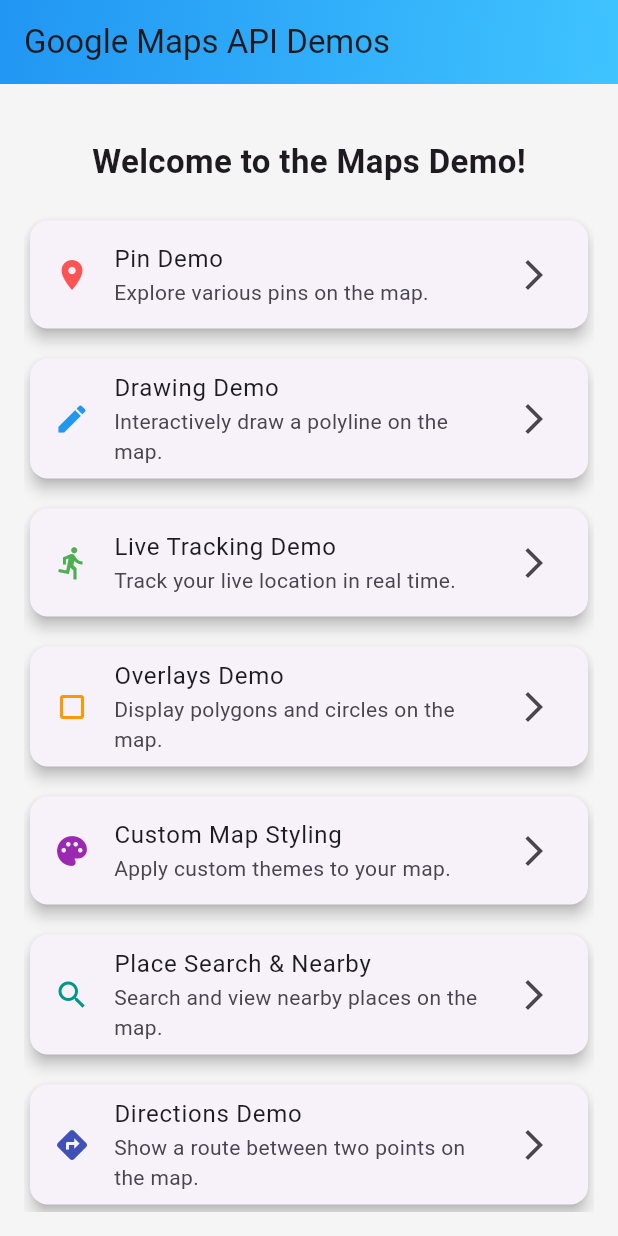
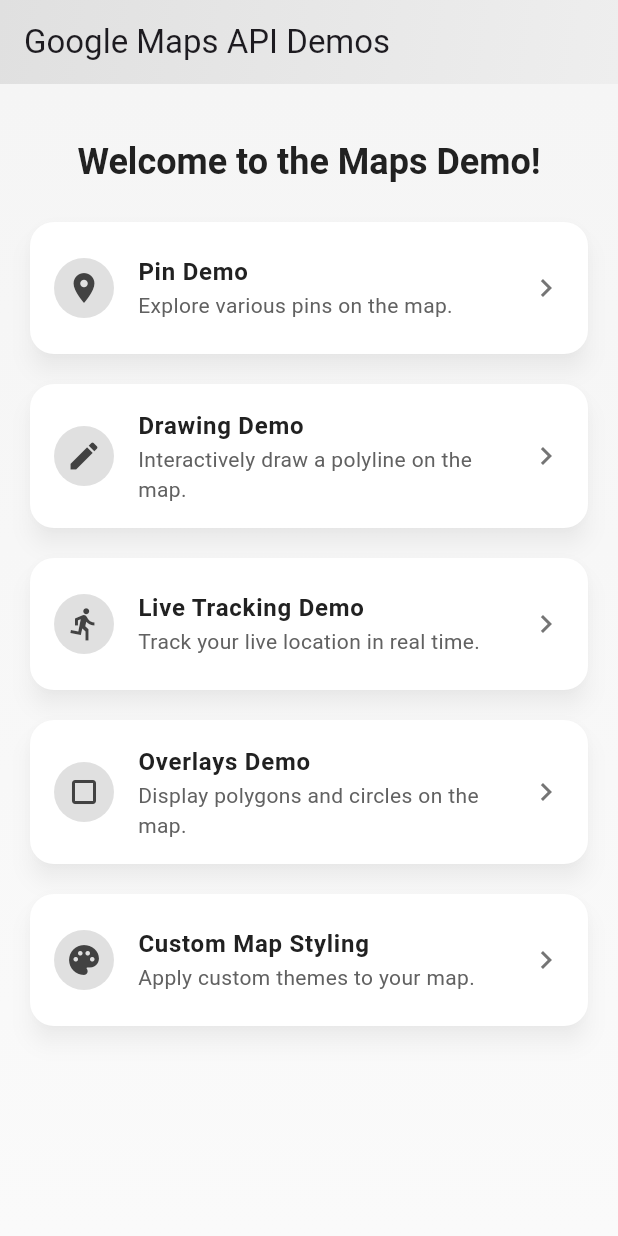
Before and after one commit to Raion-App-Programmer/WIAP-2-Flutter, a Flutter app: the screen it shows after launch, on a phone screen of 412 x 824 dp. Run offline on Flutter 3.47's test engine with Material 3 defaults, Android fonts, the phone set to English and light mode, and no system bars; our stand-ins replace flutter_dotenv, geolocator, go_router, google_maps_flutter; missing offline and left inert: dart:html.

Commit message:
fix(maps): fixing a couple bugs

```diff
--- a/lib/router.dart
+++ b/lib/router.dart
@@ -1,12 +1,10 @@
 import 'package:go_router/go_router.dart';
-import 'package:wiap_2/screens/direction_demo_screen.dart';
 import 'package:wiap_2/screens/mapstyle_demo_screen.dart';
 import 'package:wiap_2/screens/overlay_demo_screen.dart';
 import 'screens/home_screen.dart';
 import 'screens/pin_demo_screen.dart';
 import 'screens/drawing_demo_screen.dart';
 import 'screens/live_tracking_demo_screen.dart';
-import 'screens/place_search_demo_screen.dart';
 
 final GoRouter router = GoRouter(
   initialLocation: '/',
@@ -35,13 +33,5 @@
       path: '/custom-style',
       builder: (context, state) => const CustomMapStyleDemoScreen(),
     ),
-    GoRoute(
-      path: '/place-search',
-      builder: (context, state) => const PlaceSearchDemoScreen(),
-    ),
-    GoRoute(
-      path: '/directions',
-      builder: (context, state) => const DirectionsDemoScreen(),
-    ),
   ],
 );
--- a/lib/screens/home_screen.dart
+++ b/lib/screens/home_screen.dart
@@ -7,12 +7,15 @@
   @override
   Widget build(BuildContext context) {
     return Scaffold(
+      backgroundColor: Colors.grey[50],
       appBar: AppBar(
         title: const Text('Google Maps API Demos'),
+        elevation: 0,
+        backgroundColor: Colors.transparent,
         flexibleSpace: Container(
-          decoration: const BoxDecoration(
+          decoration: BoxDecoration(
             gradient: LinearGradient(
-              colors: [Colors.blue, Colors.lightBlueAccent],
+              colors: [Colors.grey.shade300, Colors.grey.shade200],
               begin: Alignment.topLeft,
               end: Alignment.bottomRight,
             ),
@@ -21,117 +24,110 @@
       ),
       body: Container(
         decoration: BoxDecoration(
-          color: Colors.grey[100],
+          gradient: LinearGradient(
+            colors: [Colors.grey.shade100, Colors.grey.shade50],
+            begin: Alignment.topCenter,
+            end: Alignment.bottomCenter,
           ),
-        padding: const EdgeInsets.all(16),
+        ),
+        child: SafeArea(
+          child: Padding(
+            padding: const EdgeInsets.all(16.0),
             child: ListView(
               children: [
                 const SizedBox(height: 20),
-            const Center(
+                Center(
                   child: Text(
                     'Welcome to the Maps Demo!',
-                style: TextStyle(fontSize: 22, fontWeight: FontWeight.bold),
+                    style: Theme.of(context).textTheme.headlineSmall?.copyWith(
+                          fontWeight: FontWeight.bold,
+                          color: Colors.grey.shade900,
+                        ),
                   ),
                 ),
                 const SizedBox(height: 20),
-            Card(
-              shape: RoundedRectangleBorder(
-                  borderRadius: BorderRadius.circular(12)),
-              elevation: 4,
-              child: ListTile(
-                leading: const Icon(Icons.place, color: Colors.redAccent),
-                title: const Text('Pin Demo'),
-                subtitle: const Text('Explore various pins on the map.'),
-                trailing: const Icon(Icons.arrow_forward_ios),
-                onTap: () => context.go('/pin'),
+                _buildDemoCard(
+                  context,
+                  icon: Icons.place,
+                  title: 'Pin Demo',
+                  subtitle: 'Explore various pins on the map.',
+                  route: '/pin',
+                ),
+                const SizedBox(height: 12),
+                _buildDemoCard(
+                  context,
+                  icon: Icons.edit,
+                  title: 'Drawing Demo',
+                  subtitle: 'Interactively draw a polyline on the map.',
+                  route: '/drawing',
+                ),
+                const SizedBox(height: 12),
+                _buildDemoCard(
+                  context,
+                  icon: Icons.directions_run,
+                  title: 'Live Tracking Demo',
+                  subtitle: 'Track your live location in real time.',
+                  route: '/live-tracking',
+                ),
+                const SizedBox(height: 12),
+                _buildDemoCard(
+                  context,
+                  icon: Icons.crop_square,
+                  title: 'Overlays Demo',
+                  subtitle: 'Display polygons and circles on the map.',
+                  route: '/overlays',
+                ),
+                const SizedBox(height: 12),
+                _buildDemoCard(
+                  context,
+                  icon: Icons.palette,
+                  title: 'Custom Map Styling',
+                  subtitle: 'Apply custom themes to your map.',
+                  route: '/custom-style',
+                ),
+                const SizedBox(height: 12),
+              ],
             ),
           ),
-            const SizedBox(height: 12),
-            Card(
-              shape: RoundedRectangleBorder(
-                  borderRadius: BorderRadius.circular(12)),
-              elevation: 4,
-              child: ListTile(
-                leading: const Icon(Icons.edit, color: Colors.blue),
-                title: const Text('Drawing Demo'),
-                subtitle:
-                    const Text('Interactively draw a polyline on the map.'),
-                trailing: const Icon(Icons.arrow_forward_ios),
-                onTap: () => context.go('/drawing'),
-              ),
-            ),
-            const SizedBox(height: 12),
-            Card(
-              shape: RoundedRectangleBorder(
-                  borderRadius: BorderRadius.circular(12)),
-              elevation: 4,
-              child: ListTile(
-                leading: const Icon(Icons.directions_run, color: Colors.green),
-                title: const Text('Live Tracking Demo'),
-                subtitle: const Text('Track your live location in real time.'),
-                trailing: const Icon(Icons.arrow_forward_ios),
-                onTap: () => context.go('/live-tracking'),
-              ),
-            ),
-            const SizedBox(height: 12),
-            Card(
-              shape: RoundedRectangleBorder(
-                  borderRadius: BorderRadius.circular(12)),
-              elevation: 4,
-              child: ListTile(
-                leading: const Icon(Icons.crop_square, color: Colors.orange),
-                title: const Text('Overlays Demo'),
-                subtitle:
-                    const Text('Display polygons and circles on the map.'),
-                trailing: const Icon(Icons.arrow_forward_ios),
-                onTap: () => context.go('/overlays'),
-              ),
-            ),
-            const SizedBox(height: 12),
-            Card(
-              shape: RoundedRectangleBorder(
-                  borderRadius: BorderRadius.circular(12)),
-              elevation: 4,
-              child: ListTile(
-                leading: const Icon(Icons.palette, color: Colors.purple),
-                title: const Text('Custom Map Styling'),
-                subtitle: const Text('Apply custom themes to your map.'),
-                trailing: const Icon(Icons.arrow_forward_ios),
-                onTap: () => context.go('/custom-style'),
-              ),
-            ),
-            const SizedBox(height: 12),
-            Card(
-              shape: RoundedRectangleBorder(
-                  borderRadius: BorderRadius.circular(12)),
-              elevation: 4,
-              child: ListTile(
-                leading: const Icon(Icons.search, color: Colors.teal),
-                title: const Text('Place Search & Nearby'),
-                subtitle:
-                    const Text('Search and view nearby places on the map.'),
-                trailing: const Icon(Icons.arrow_forward_ios),
-                onTap: () => context.go('/place-search'),
-              ),
-            ),
-            const SizedBox(height: 12),
-            Card(
-              shape: RoundedRectangleBorder(
-                  borderRadius: BorderRadius.circular(12)),
-              elevation: 4,
-              child: ListTile(
-                leading: const Icon(Icons.directions, color: Colors.indigo),
-                title: const Text('Directions Demo'),
-                subtitle:
-                    const Text('Show a route between two points on the map.'),
-                trailing: const Icon(Icons.arrow_forward_ios),
-                onTap: () => context.go('/directions'),
-              ),
-            ),
-            const SizedBox(height: 20),
-          ],
         ),
       ),
     );
   }
+
+  Widget _buildDemoCard(
+    BuildContext context, {
+    required IconData icon,
+    required String title,
+    required String subtitle,
+    required String route,
+  }) {
+    return Card(
+      shape: RoundedRectangleBorder(
+        borderRadius: BorderRadius.circular(16),
+      ),
+      elevation: 6,
+      shadowColor: Colors.black26,
+      color: Colors.white,
+      child: ListTile(
+        contentPadding: const EdgeInsets.symmetric(vertical: 8, horizontal: 16),
+        leading: CircleAvatar(
+          backgroundColor: Colors.grey.shade300,
+          child: Icon(icon, color: Colors.grey.shade800),
+        ),
+        title: Text(
+          title,
+          style: TextStyle(
+            fontWeight: FontWeight.w600,
+            color: Colors.grey.shade900,
+          ),
+        ),
+        subtitle: Text(
+          subtitle,
+          style: TextStyle(color: Colors.grey.shade700),
+        ),
+        trailing: Icon(Icons.chevron_right, color: Colors.grey.shade600),
+        onTap: () => context.go(route),
+      ),
+    );
   }
+}
--- a/pubspec.yaml
+++ b/pubspec.yaml
@@ -34,7 +34,9 @@
   go_router: ^6.0.0
   geolocator: ^9.0.2
   flutter_dotenv: ^5.0.2
-  google_maps_cluster_manager:
+  google_maps_cluster_manager: ^1.0.0
+  http: ^0.13.4
+  flutter_polyline_points:
     ^1.0.0
 
     # The following adds the Cupertino Icons font to your application.
```
Also changed, not shown: lib/screens/direction_demo_screen.dart (deleted, +0 -71 lines), lib/screens/place_search_demo_screen.dart (deleted, +0 -91 lines), pubspec.lock. Lines whose indentation alone changed are shown as unchanged.
